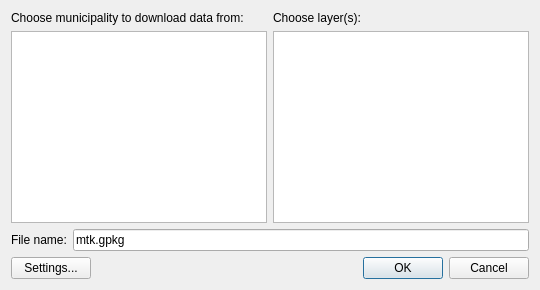
Qt form nls_geopackage_loader_dialog_municipality_selection.ui (GispoCoding/NLSgpkgloader) before a commit.
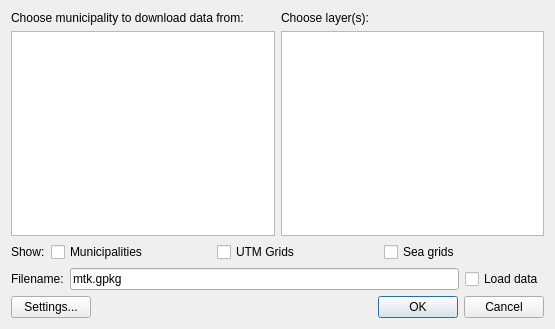
The same form after that commit. Custom widgets are drawn as their Qt base class.

Commit message:
Rework layer loading to be interactive
Layers now toggleable by user using new UI checkboxes.
Checkbox status connected to new toggleLayers() functionality.
Togglelayers compares layer objects instead of name.
Loadlayers now compares the datasource URI instead of layer name.
Also includes general cleanup and improvement of loadLayers.

```diff
--- a/nls_geopackage_loader_dialog_municipality_selection.ui
+++ b/nls_geopackage_loader_dialog_municipality_selection.ui
@@ -2,10 +2,18 @@
 <ui version="4.0">
  <class>Dialog</class>
  <widget class="QDialog" name="Dialog">
+  <property name="geometry">
+   <rect>
+    <x>0</x>
+    <y>0</y>
+    <width>555</width>
+    <height>329</height>
+   </rect>
+  </property>
   <property name="windowTitle">
    <string>Download Data</string>
   </property>
-  <layout class="QHBoxLayout" name="horizontalLayout_3">
+  <layout class="QVBoxLayout" name="verticalLayout_3">
    <item>
     <layout class="QVBoxLayout" name="mainvertlayout">
      <property name="sizeConstraint">
@@ -58,15 +66,77 @@
       </layout>
      </item>
      <item>
-      <layout class="QFormLayout" name="formLayout">
-       <item row="0" column="0">
+      <layout class="QHBoxLayout" name="horizontalLayout_3">
+       <item alignment="Qt::AlignLeft">
+        <widget class="QLabel" name="label_4">
+         <property name="sizePolicy">
+          <sizepolicy hsizetype="Fixed" vsizetype="Fixed">
+           <horstretch>0</horstretch>
+           <verstretch>0</verstretch>
+          </sizepolicy>
+         </property>
+         <property name="minimumSize">
+          <size>
+           <width>20</width>
+           <height>0</height>
+          </size>
+         </property>
+         <property name="text">
+          <string>Show:</string>
+         </property>
+        </widget>
+       </item>
+       <item>
+        <widget class="QCheckBox" name="loadMunLayer">
+         <property name="sizePolicy">
+          <sizepolicy hsizetype="Expanding" vsizetype="Fixed">
+           <horstretch>0</horstretch>
+           <verstretch>0</verstretch>
+          </sizepolicy>
+         </property>
+         <property name="text">
+          <string>Municipalities</string>
+         </property>
+        </widget>
+       </item>
+       <item>
+        <widget class="QCheckBox" name="loadUtmGrids">
+         <property name="sizePolicy">
+          <sizepolicy hsizetype="Expanding" vsizetype="Fixed">
+           <horstretch>0</horstretch>
+           <verstretch>0</verstretch>
+          </sizepolicy>
+         </property>
+         <property name="text">
+          <string>UTM Grids</string>
+         </property>
+        </widget>
+       </item>
+       <item>
+        <widget class="QCheckBox" name="loadSeaGrids">
+         <property name="sizePolicy">
+          <sizepolicy hsizetype="Expanding" vsizetype="Fixed">
+           <horstretch>0</horstretch>
+           <verstretch>0</verstretch>
+          </sizepolicy>
+         </property>
+         <property name="text">
+          <string>Sea grids</string>
+         </property>
+        </widget>
+       </item>
+      </layout>
+     </item>
+     <item>
+      <layout class="QHBoxLayout" name="horizontalLayout_9">
+       <item>
         <widget class="QLabel" name="label_3">
          <property name="text">
-          <string>File name:</string>
+          <string>Filename:</string>
          </property>
         </widget>
        </item>
-       <item row="0" column="1">
+       <item>
         <widget class="QgsFilterLineEdit" name="fileNameEdit">
          <property name="text">
           <string>mtk.gpkg</string>
@@ -76,6 +146,13 @@
          </property>
         </widget>
        </item>
+       <item>
+        <widget class="QCheckBox" name="loadLayers">
+         <property name="text">
+          <string>Load data</string>
+         </property>
+        </widget>
+       </item>
       </layout>
      </item>
      <item>
```
The commit also changes 1 other file.
